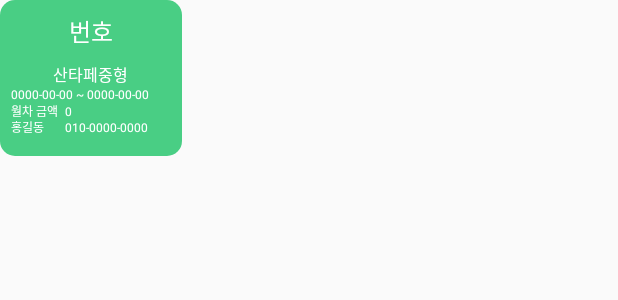
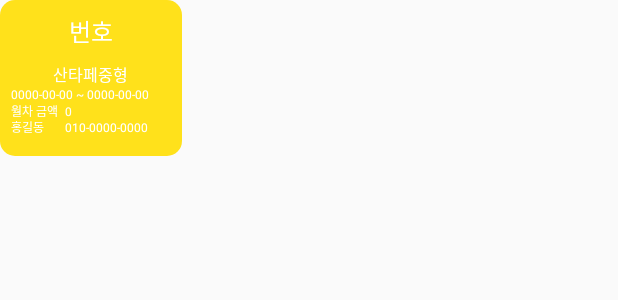
Before and after one commit to XisoDev/xposnative, an Android app: the layout panel_monthlist_item.xml on its own in the app's theme, with its tools: preview values and no code run, on a phone screen of 412 x 824 dp. Shown: the top 300 px of the screen. Run offline under Robolectric (Android 15) with nearby library versions, the phone set to English and light mode, and no system bars.

Commit message:
DialogFragment 수정

```diff
--- /dev/null
+++ b/app/src/main/res/drawable/panel_monthlist_item_shape.xml
@@ -0,0 +1,8 @@
+<?xml version="1.0" encoding="utf-8"?>
+<shape xmlns:android="http://schemas.android.com/apk/res/android"
+
+    android:shape="rectangle">
+    <corners android:radius="15px"/>
+    <solid android:color="#ffe11b"/>
+
+</shape>
--- a/app/src/main/res/layout/panel_monthlist_item.xml
+++ b/app/src/main/res/layout/panel_monthlist_item.xml
@@ -3,7 +3,7 @@
     android:orientation="vertical"
     android:layout_width="182px"
     android:layout_height="156px"
-    android:background="@drawable/panel_cartypelist_item_shape"
+    android:background="@drawable/panel_monthlist_item_shape"
     >
     <TextView
         android:id="@+id/car_num"
```
Also changed, not shown: app/src/main/java/com/example/macarrow/xPos/adapter/PanelCooperTypeViewAdapter.java (+0 -8 lines), app/src/main/res/layout/panel_cooperlist_item.xml (+1 -51 lines).
